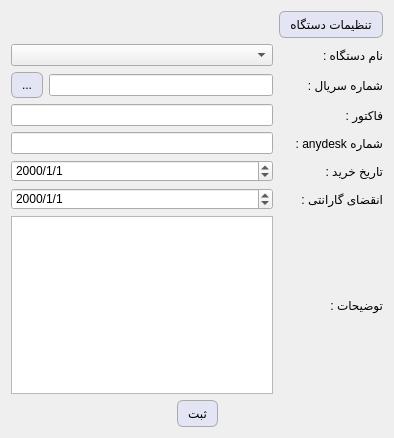
Above: productregister.ui from kia-far/QtDBS before the change. Below: the same form after it.
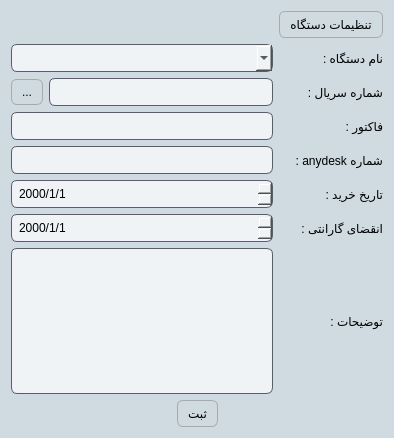
That is the form after the change.

Commit message: added edit item form and button which is available from the device edit form. also a few teaks to the stylesheets and fixed the keybinds working when the app was adding bulk data

```diff
--- a/productregister.ui
+++ b/productregister.ui
@@ -37,7 +37,142 @@
 }
 
 
-QWidget {font: 12pt &quot;Segoe UI&quot;;}</string>
+QWidget {font: 12pt &quot;Segoe UI&quot;;}
+QWidget {
+    background-color: #d0dae1; /* Dark background color for the entire widget */
+    font: 12pt &quot;Segoe UI&quot;;
+}
+
+/* Style for QLineEdit with a darker background and smoother edges */
+QLineEdit {
+    background-color: #eff3f5; /* Darker grayish background */
+    color: #000000; /* Light text color for readability */
+    border: 1px solid #5c5c70; /* Slightly lighter border for contrast */
+    border-radius: 6px; /* Smooth, rounded edges */
+    padding: 5px; /* Padding for a cleaner look */
+    font: 12pt &quot;Segoe UI&quot;;
+}
+
+QLineEdit:focus {
+    border-color: #7878a0; /* Lighter border color on focus */
+    background-color: #e0e6eb; /* Slightly lighter background on focus */
+}
+
+QTextBrowser {
+    background-color: #eff3f5; /* Darker grayish background */
+    color: #000000; /* Light text color for readability */
+    border: 1px solid #5c5c70; /* Slightly lighter border for contrast */
+    border-radius: 6px; /* Smooth, rounded edges */
+    padding: 5px; /* Padding for a cleaner look */
+    font: 12pt &quot;Segoe UI&quot;;
+}
+
+QTextBrowser:focus {
+    border-color: #7878a0; /* Lighter border color on focus */
+    background-color: #e0e6eb; /* Slightly lighter background on focus */
+}
+
+QCheckBox {
+    color: #000000; /* Light text color for dark background */
+    font: 12pt &quot;Segoe UI&quot;;
+}
+
+QCheckBox:disabled {
+    color: #000000; /* Same text color for disabled state */
+    opacity: 1; /* Remove opacity reduction */
+}
+
+/* Blue indicator for checked and disabled QCheckBox */
+QCheckBox::indicator:checked:disabled {
+    background-color: #92a8b9; /* Blue color to appear as enabled */
+	opacity: 1;
+   /* border: 1px solid #3a7bd5;  Blue border to match the indicator */
+}
+
+QCheckBox::indicator:disabled {
+    opacity: 1; /* Remove opacity change for checkbox indicator */
+}
+
+/* Background color for QWidget */
+/* Style for the vertical scrollbar */
+QScrollBar:vertical {
+    background: #eff3f5; /* Background color of the scrollbar */
+    width: 10px; /* Width of the scrollbar */
+    margin: 0px 0px 0px 0px; /* Margins around the scrollbar */
+    border-radius: 5px; /* Rounded edges for the scrollbar track */
+}
+
+/* Style for the horizontal scrollbar */
+QScrollBar:horizontal {
+    background: #eff3f5; /* Background color of the scrollbar */
+    height: 10px; /* Height of the scrollbar */
+    margin: 0px 0px 0px 0px; /* Margins around the scrollbar */
+    border-radius: 5px; /* Rounded edges for the scrollbar track */
+}
+
+/* Handle (scroller) styling for both horizontal and vertical scrollbars */
+QScrollBar::handle:vertical, QScrollBar::handle:horizontal {
+    background: #92a8b9; /* Color of the scroller */
+    min-height: 20px; /* Minimum height for the vertical handle */
+    min-width: 20px; /* Minimum width for the horizontal handle */
+    border-radius: 5px; /* Smooth, rounded edges for the handle */
+}
+
+QScrollBar::handle:vertical:hover, QScrollBar::handle:horizontal:hover {
+    background: #b1c1cd; /* Slightly lighter color on hover for the handle */
+}
+
+/* Remove the top/bottom buttons on the scrollbar */
+QScrollBar::add-line:vertical, QScrollBar::sub-line:vertical,
+QScrollBar::add-line:horizontal, QScrollBar::sub-line:horizontal {
+    background: none; /* No additional lines/buttons */
+    height: 0px;
+    width: 0px;
+}
+
+QScrollBar::add-page:vertical, QScrollBar::sub-page:vertical,
+QScrollBar::add-page:horizontal, QScrollBar::sub-page:horizontal {
+    background: none; /* No page scroll styling */
+}
+QTextEdit {
+    background-color: #eff3f5; /* Darker grayish background */
+    color: #000000; /* Light text color for readability */
+    border: 1px solid #5c5c70; /* Slightly lighter border for contrast */
+    border-radius: 6px; /* Smooth, rounded edges */
+    padding: 5px; /* Padding for a cleaner look */
+    font: 12pt &quot;Segoe UI&quot;;
+}
+
+QTextEdit:focus {
+    border-color: #7878a0; /* Lighter border color on focus */
+    background-color: #e0e6eb; /* Slightly lighter background on focus */
+}
+QComboBox {
+    background-color: #eff3f5; /* Darker grayish background */
+    color: #000000; /* Light text color for readability */
+    border: 1px solid #5c5c70; /* Slightly lighter border for contrast */
+    border-radius: 6px; /* Smooth, rounded edges */
+    padding: 5px; /* Padding for a cleaner look */
+    font: 12pt &quot;Segoe UI&quot;;
+}
+
+QComboBox:focus {
+    border-color: #7878a0; /* Lighter border color on focus */
+    background-color: #e0e6eb; /* Slightly lighter background on focus */
+}
+QDateEdit {
+    background-color: #eff3f5; /* Darker grayish background */
+    color: #000000; /* Light text color for readability */
+    border: 1px solid #5c5c70; /* Slightly lighter border for contrast */
+    border-radius: 6px; /* Smooth, rounded edges */
+    padding: 5px; /* Padding for a cleaner look */
+    font: 12pt &quot;Segoe UI&quot;;
+}
+
+QDateEdit:focus {
+    border-color: #7878a0; /* Lighter border color on focus */
+    background-color: #e0e6eb; /* Slightly lighter background on focus */
+}</string>
   </property>
   <layout class="QVBoxLayout" name="verticalLayout">
    <item>
```
The commit also changes 80 other files.
